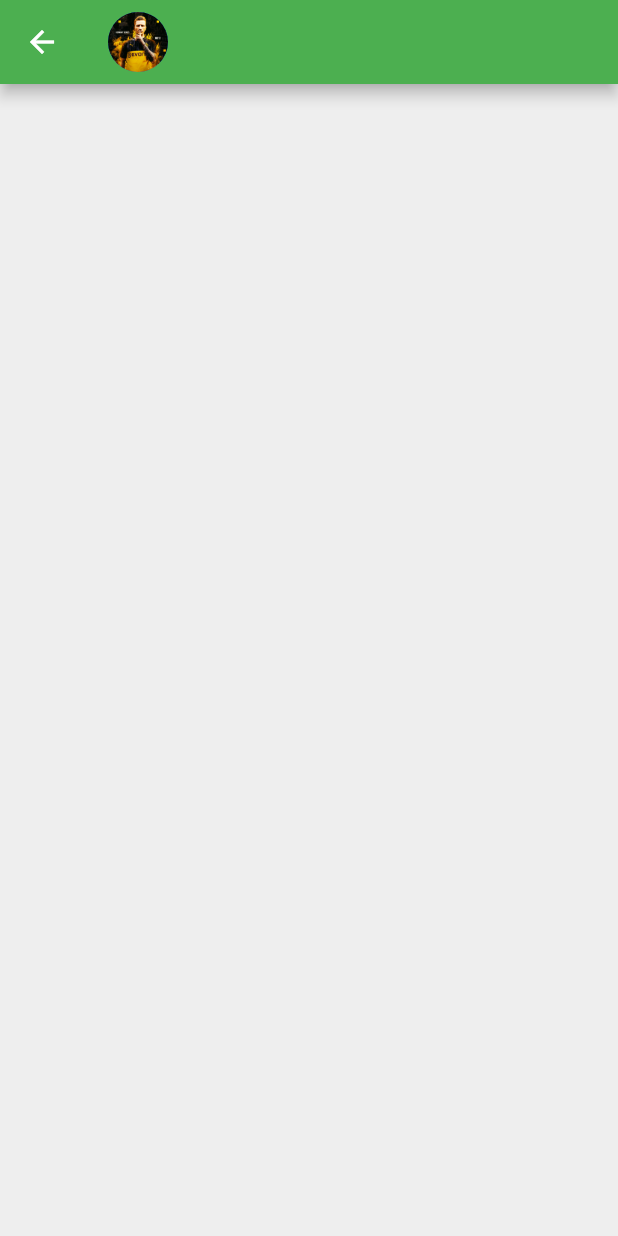
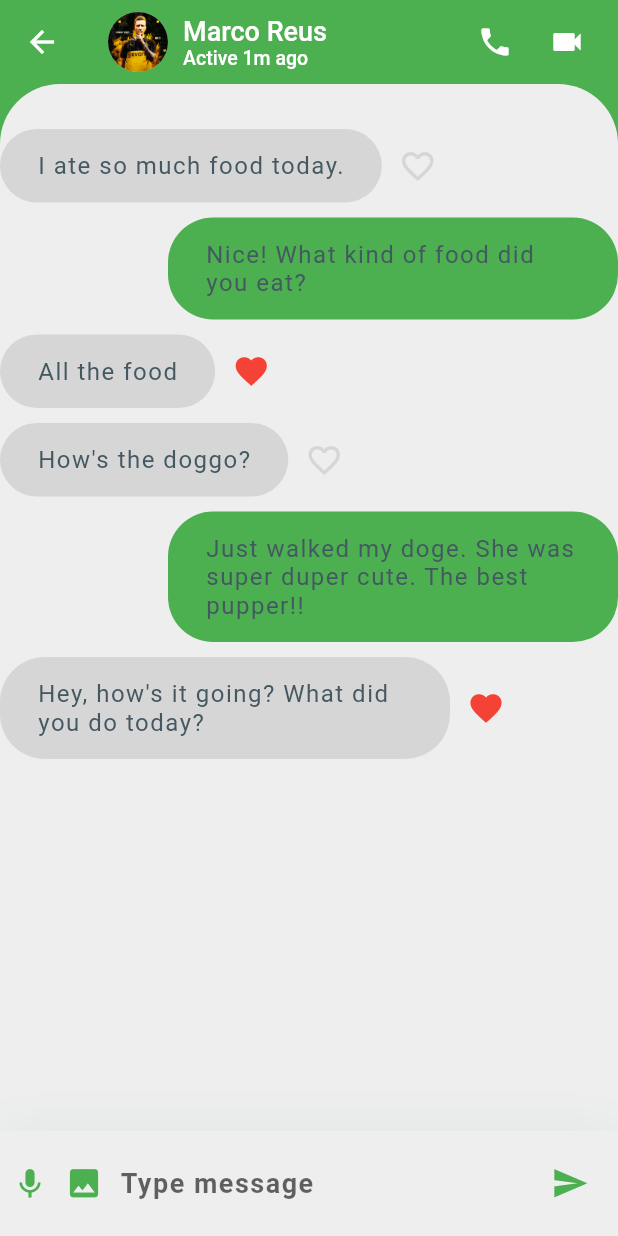
Before and after one commit to TruongNguyen2811/UI-Chat-by-Flutter, a Flutter app: the screen it shows after launch, after a tap on "Marco Reus", on a phone screen of 412 x 824 dp. Run offline on Flutter 3.47's test engine with Material 2 defaults, Android fonts, the phone set to English and light mode, and no system bars.

Commit message:
update chat screen

```diff
--- a/lib/models/message.dart
+++ b/lib/models/message.dart
@@ -93,3 +93,48 @@ List<message> chats = [
     unread: false,
   ),
 ];
+
+List<message> messages = [
+  message(
+    sender: James,
+    time: '2:00 PM',
+    text: 'I ate so much food today.',
+    islike: false,
+    unread: true,
+  ),
+  message(
+    sender: truong,
+    time: '2:30 PM',
+    text: 'Nice! What kind of food did you eat?',
+    islike: false,
+    unread: true,
+  ),
+  message(
+    sender: James,
+    time: '3:15 PM',
+    text: 'All the food',
+    islike: true,
+    unread: true,
+  ),
+  message(
+    sender: James,
+    time: '3:45 PM',
+    text: 'How\'s the doggo?',
+    islike: false,
+    unread: true,
+  ),
+  message(
+    sender: truong,
+    time: '4:30 PM',
+    text: 'Just walked my doge. She was super duper cute. The best pupper!!',
+    islike: false,
+    unread: true,
+  ),
+  message(
+    sender: James,
+    time: '5:30 PM',
+    text: 'Hey, how\'s it going? What did you do today?',
+    islike: true,
+    unread: true,
+  ),
+];
--- a/lib/screens/chat_screen.dart
+++ b/lib/screens/chat_screen.dart
@@ -1,7 +1,9 @@
 import 'package:flutter/material.dart';
 import 'package:flutter/src/widgets/container.dart';
 import 'package:flutter/src/widgets/framework.dart';
+import 'package:ui_chat/models/message.dart';
 import 'package:ui_chat/models/user.dart';
+import 'package:ui_chat/widgets/TextFieldInput.dart';
 
 class Chat_Screen extends StatefulWidget {
   final User user;
@@ -13,10 +15,60 @@ class Chat_Screen extends StatefulWidget {
 }
 
 class _Chat_ScreenState extends State<Chat_Screen> {
+  buildMessage(message Message, bool isMe) {
+    return Row(
+      mainAxisAlignment: isMe ? MainAxisAlignment.end : MainAxisAlignment.start,
+      children: [
+        Container(
+          constraints: BoxConstraints(minWidth: 0, maxWidth: 300),
+          margin: isMe
+              ? EdgeInsets.only(
+                  top: 5,
+                  bottom: 5,
+                )
+              : EdgeInsets.only(
+                  top: 5,
+                  bottom: 5,
+                ),
+          padding: EdgeInsets.symmetric(
+            horizontal: 25,
+            vertical: 15,
+          ),
+          decoration: BoxDecoration(
+            // shape: BoxShape.circle,
+            // SizedBox(width: 30,);
+            color: isMe
+                ? Theme.of(context).primaryColor
+                : Theme.of(context).primaryColorDark,
+            borderRadius: BorderRadius.circular(30),
+          ),
+          child: Text(
+            Message.text,
+            style: Theme.of(context).textTheme.displaySmall,
+          ),
+        ),
+        !isMe
+            ? IconButton(
+                icon: Message.islike
+                    ? Icon(Icons.favorite)
+                    : Icon(Icons.favorite_border),
+                iconSize: 25,
+                color: Message.islike
+                    ? Colors.red
+                    : Theme.of(context).primaryColorDark,
+                onPressed: () {},
+              )
+            : SizedBox.shrink(),
+      ],
+    );
+  }
+
   @override
   Widget build(BuildContext context) {
     return Scaffold(
+      backgroundColor: Theme.of(context).primaryColor,
       appBar: AppBar(
+        elevation: 0,
         backgroundColor: Theme.of(context).primaryColor,
         title: Row(
           children: [
@@ -26,8 +78,67 @@ class _Chat_ScreenState extends State<Chat_Screen> {
             SizedBox(
               width: 10,
             ),
+            Column(
+              crossAxisAlignment: CrossAxisAlignment.start,
+              children: [
+                Text(
+                  widget.user.name,
+                  style: TextStyle(
+                    fontSize: 18,
+                  ),
+                ),
+                Text(
+                  "Active 1m ago",
+                  style: TextStyle(
+                    fontSize: 13,
+                  ),
+                ),
+              ],
+            ),
           ],
         ),
+        actions: [
+          IconButton(
+            icon: Icon(Icons.local_phone),
+            onPressed: () {},
+          ),
+          IconButton(
+            icon: Icon(Icons.videocam),
+            onPressed: () {},
+          ),
+          SizedBox(width: 10),
+        ],
+      ),
+      body: Column(
+        // crossAxisAlignment: CrossAxisAlignment.start,
+        children: [
+          Expanded(
+            child: Container(
+              decoration: BoxDecoration(
+                color: Theme.of(context).scaffoldBackgroundColor,
+                borderRadius: BorderRadius.only(
+                  topLeft: Radius.circular(40),
+                  topRight: Radius.circular(40),
+                ),
+              ),
+              child: ClipRRect(
+                borderRadius: BorderRadius.only(
+                  topLeft: Radius.circular(40),
+                  topRight: Radius.circular(40),
+                ),
+                child: ListView.builder(
+                    padding: EdgeInsets.only(top: 25),
+                    itemCount: messages.length,
+                    itemBuilder: ((context, index) {
+                      final message Message = messages[index];
+                      bool isMe = Message.sender.id == truong.id;
+                      return buildMessage(Message, isMe);
+                    })),
+              ),
+            ),
+          ),
+          chatInputField(),
+        ],
       ),
     );
   }
--- a/lib/screens/themes/theme.dart
+++ b/lib/screens/themes/theme.dart
@@ -3,6 +3,7 @@ import 'package:flutter/material.dart';
 class Themes {
   static final darkTheme = ThemeData(
       scaffoldBackgroundColor: Colors.grey[800],
+      primaryColorDark: Colors.grey[700],
       buttonColor: Colors.white.withOpacity(0.3),
       primaryColor: Colors.green,
       textTheme: const TextTheme(
@@ -36,6 +37,7 @@ class Themes {
       scaffoldBackgroundColor: Colors.grey[200],
       buttonColor: Colors.grey.withOpacity(0.3),
       primaryColor: Colors.green,
+      primaryColorDark: Colors.grey[350],
       textTheme: const TextTheme(
         headlineMedium: TextStyle(color: Colors.black),
         titleMedium: TextStyle(
--- /dev/null
+++ b/lib/widgets/TextFieldInput.dart
@@ -0,0 +1,52 @@
+import 'package:flutter/cupertino.dart';
+import 'package:flutter/material.dart';
+import 'package:flutter/src/widgets/container.dart';
+import 'package:flutter/src/widgets/framework.dart';
+
+class chatInputField extends StatelessWidget {
+  const chatInputField({super.key});
+
+  @override
+  Widget build(BuildContext context) {
+    return Container(
+      padding: EdgeInsets.symmetric(horizontal: 8.0),
+      height: 70,
+      // color: .withOpacity(0.90),
+      decoration: BoxDecoration(
+        color: Theme.of(context).scaffoldBackgroundColor,
+        boxShadow: [
+          BoxShadow(
+            offset: Offset(0, 4),
+            blurRadius: 32,
+            color: Color(0xFF087949).withOpacity(0.08),
+          ),
+        ],
+      ),
+      child: Row(
+        children: [
+          Icon(Icons.mic, color: Theme.of(context).primaryColor),
+          IconButton(
+            onPressed: (() {}),
+            icon: Icon(Icons.photo),
+            iconSize: 25,
+            color: Theme.of(context).primaryColor,
+          ),
+          Expanded(
+            child: TextField(
+              decoration: InputDecoration(
+                hintText: "Type message",
+                border: InputBorder.none,
+              ),
+            ),
+          ),
+          IconButton(
+            onPressed: (() {}),
+            icon: Icon(Icons.send),
+            iconSize: 25,
+            color: Theme.of(context).primaryColor,
+          ),
+        ],
+      ),
+    );
+  }
+}
```
